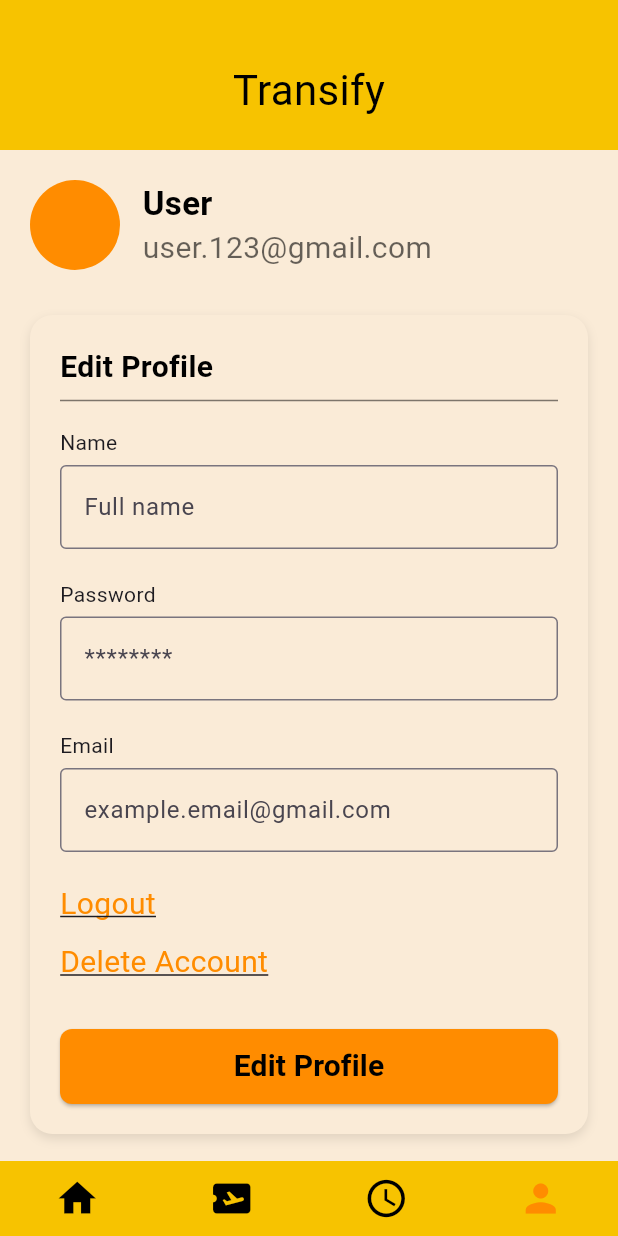
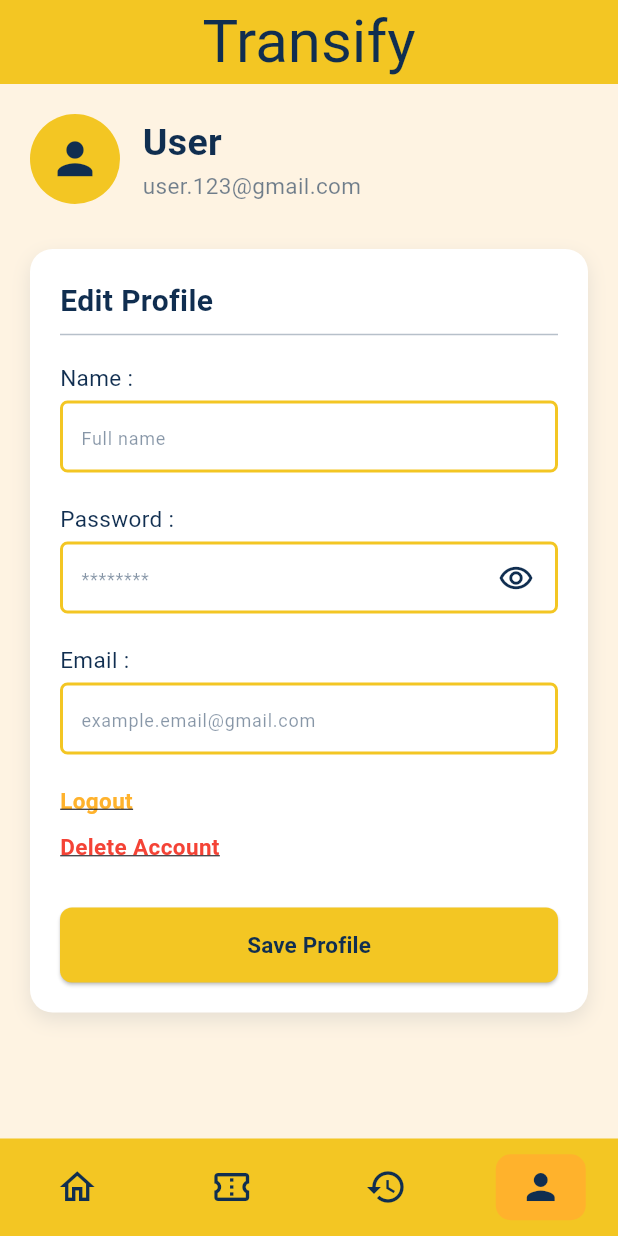
Before and after one commit to SatoshiRenZ/Transify, a Flutter app: the screen it shows after launch, item 4 of the bottom bar chosen, after a tap on "Logout", on a phone screen of 412 x 824 dp. Run offline on Flutter 3.47's test engine with Material 3 defaults, Android fonts, the phone set to English and light mode, and no system bars; our stand-ins replace google_fonts, shared_preferences; Roboto replaces fonts that are missing (Sulphur Point).

Commit message:
Perbaikan tampilan halaman profile

```diff
--- a/lib/main.dart
+++ b/lib/main.dart
@@ -11,7 +11,6 @@
 import 'pages/profile_page.dart';
 import 'pages/login_page.dart';
 import 'pages/signup_page.dart';
-import '../styles/style.dart';
 
 void main() async {
   WidgetsFlutterBinding.ensureInitialized();
--- a/lib/pages/orderpage/order_page.dart
+++ b/lib/pages/orderpage/order_page.dart
@@ -160,7 +160,7 @@
       child: Column(
         crossAxisAlignment: CrossAxisAlignment.start,
         children: [
-          Text('Pilih Jadwal Keberangkatan', style: AppTextStyles.title),
+          Text('Pilih Jadwal Keberangkatan', style: AppTextStyles.mainFont35),
           const SizedBox(height: 30),
 
           // Memilih Rute Bus
--- a/lib/pages/profile_page.dart
+++ b/lib/pages/profile_page.dart
@@ -1,10 +1,9 @@
 import 'package:flutter/material.dart';
 import 'package:shared_preferences/shared_preferences.dart';
 
-import '../styles/profile_style.dart';
-import '../template/temp_profile.dart';
-import '../widgets/profiletextfield.dart';
-
+import '../styles/style.dart';
+import '../widgets/widget_prof.dart';
+import '../template/template.dart';
 
 class ProfilePage extends StatefulWidget {
   const ProfilePage({super.key});
@@ -43,45 +42,55 @@
     await prefs.setString("profile_email", emailController.text);
 
     ScaffoldMessenger.of(context).showSnackBar(
-      const SnackBar(content: Text("Profile saved locally")),
+      SnackBar(
+        content: Text(
+          "Profile saved locally",
+          style: AppTextStyles.mainFont15.copyWith(color: Colors.white),
+        ),
+        backgroundColor: AppColors.secondary,
+      ),
     );
   }
 
   // Your existing builder
   Widget _buildPageContent() {
-    final AppColor style = AppColor();
-
     return SingleChildScrollView(
       padding: const EdgeInsets.symmetric(horizontal: 20.0, vertical: 20.0),
       child: Column(
         children: <Widget>[
-          _buildUserHeader(style),
+          _buildUserHeader(),
           const SizedBox(height: 30),
-          _buildProfileCard(style),
+          _buildProfileCard(),
         ],
       ),
     );
   }
 
-  Widget _buildUserHeader(AppColor style) {
+  Widget _buildUserHeader() {
     return Row(
       crossAxisAlignment: CrossAxisAlignment.center,
       children: <Widget>[
-        const CircleAvatar(
+        CircleAvatar(
           radius: 30,
-          backgroundColor: AppColor.primaryOrange,
+          backgroundColor: AppColors.secondary,
+          child: Icon(Icons.person, size: 35, color: AppColors.mainText),
         ),
         const SizedBox(width: 15),
         Column(
           crossAxisAlignment: CrossAxisAlignment.start,
           children: <Widget>[
-            Text('User', style: style.mainFontLarge.copyWith(fontSize: 22)),
+            Text(
+              nameController.text.isEmpty ? 'User' : nameController.text,
+              style: AppTextStyles.mainFont25.copyWith(
+                fontWeight: FontWeight.bold,
+              ),
+            ),
             Text(
               emailController.text.isEmpty
                   ? 'user.123@gmail.com'
                   : emailController.text,
-              style: style.mainFontMedium.copyWith(
-                color: AppColor.mainTextColor.withOpacity(0.6),
+              style: AppTextStyles.mainFont15.copyWith(
+                color: AppColors.mainText.withOpacity(0.6),
               ),
             ),
           ],
@@ -90,26 +99,30 @@
     );
   }
 
-  Widget _buildProfileCard(AppColor style) {
+  Widget _buildProfileCard() {
     return Container(
       padding: const EdgeInsets.all(20.0),
       decoration: BoxDecoration(
-        color: AppColor.backgroundYellow,
+        color: AppColors.box,
         borderRadius: BorderRadius.circular(15),
         boxShadow: [
           BoxShadow(
-            color: AppColor.mainTextColor.withOpacity(0.1),
-            blurRadius: 5,
-            offset: const Offset(0, 3),
+            color: AppColors.mainText.withOpacity(0.1),
+            blurRadius: 10,
+            offset: const Offset(0, 5),
           ),
         ],
       ),
       child: Column(
         crossAxisAlignment: CrossAxisAlignment.start,
         children: <Widget>[
-          Text('Edit Profile',
-              style: style.mainFontMedium.copyWith(fontWeight: FontWeight.bold)),
-          Divider(color: AppColor.mainTextColor.withOpacity(0.5)),
+          Text(
+            'Edit Profile',
+            style: AppTextStyles.mainFont20.copyWith(
+              fontWeight: FontWeight.bold,
+            ),
+          ),
+          Divider(color: AppColors.mainText.withOpacity(0.3)),
           const SizedBox(height: 10),
 
           // Inject controllers
@@ -136,24 +149,30 @@
           const SizedBox(height: 20),
 
           GestureDetector(
-            onTap: () {},
+            onTap: () {
+              // TODO: Implement logout functionality
+            },
             child: Text(
               'Logout',
-              style: style.mainFontMedium.copyWith(
-                color: AppColor.primaryOrange,
+              style: AppTextStyles.mainFont15.copyWith(
+                color: AppColors.hover,
                 decoration: TextDecoration.underline,
+                fontWeight: FontWeight.bold,
               ),
             ),
           ),
           const SizedBox(height: 10),
 
           GestureDetector(
-            onTap: () {},
+            onTap: () {
+              // TODO: Implement delete account functionality
+            },
             child: Text(
               'Delete Account',
-              style: style.mainFontMedium.copyWith(
-                color: AppColor.primaryOrange,
+              style: AppTextStyles.mainFont15.copyWith(
+                color: Colors.red,
                 decoration: TextDecoration.underline,
+                fontWeight: FontWeight.bold,
               ),
             ),
           ),
@@ -163,16 +182,17 @@
             width: double.infinity,
             height: 50,
             child: ElevatedButton(
-              onPressed: _saveProfile, // Save button
+              onPressed: _saveProfile,
               style: ElevatedButton.styleFrom(
-                backgroundColor: AppColor.primaryOrange,
+                backgroundColor: AppColors.secondary,
                 shape: RoundedRectangleBorder(
-                    borderRadius: BorderRadius.circular(8)),
+                  borderRadius: BorderRadius.circular(8),
+                ),
               ),
               child: Text(
-                'Edit Profile',
-                style: style.mainFontMedium.copyWith(
-                  color: AppColor.mainTextColor,
+                'Save Profile',
+                style: AppTextStyles.mainFont15.copyWith(
+                  color: AppColors.mainText,
                   fontWeight: FontWeight.bold,
                 ),
               ),
@@ -183,10 +203,36 @@
     );
   }
 
+  void onItemTapped(int index) {
+    final String? currentRoute = ModalRoute.of(context)?.settings.name;
+    String destinationRoute;
+    switch (index) {
+      case 0:
+        destinationRoute = '/home';
+        break;
+      case 1:
+        destinationRoute = '/order';
+        break;
+      case 2:
+        destinationRoute = '/history';
+        break;
+      case 3:
+        destinationRoute = '/profile';
+        break;
+      default:
+        return;
+    }
+    if (currentRoute != destinationRoute) {
+      Navigator.pushReplacementNamed(context, destinationRoute);
+    }
+  }
+
   @override
   Widget build(BuildContext context) {
-    return AppTemplate(
-      bodyWidget: _buildPageContent(),
+    return TemplatePage(
+      currentIndex: 3, // Profile page is at index 3
+      onIndexChanged: onItemTapped,
+      child: SafeArea(child: _buildPageContent()),
     );
   }
 }
--- a/lib/styles/profile_style.dart
+++ /dev/null
@@ -1,40 +0,0 @@
-import 'package:flutter/material.dart';
-import 'package:google_fonts/google_fonts.dart';
-
-class AppColor {
-  // Primary colors
-  static const Color primaryOrange = Color(0xFFFF8C00);
-  static const Color appBarYellow = Color(0xFFF7C300);
-  static const Color backgroundYellow = Color(0xFFFAEBD7);
-
-  static const Color mainTextColor = Colors.black;
-
-
-  TextStyle appBarTitle = GoogleFonts.irishGrover(
-    fontSize: 40.0,
-    fontWeight: FontWeight.normal,
-    color: mainTextColor,
-  );
-
-  // Main font: "Sulphur Point", 35px
-  TextStyle mainFontLarge = GoogleFonts.sulphurPoint(
-    fontSize: 35.0,
-    color: mainTextColor,
-    fontWeight: FontWeight.bold,
-  );
-
-// Main font: "Sulphur Point", 20px
-TextStyle mainFontMedium = GoogleFonts.sulphurPoint(
-  fontSize: 20.0,
-  color: mainTextColor,
-  fontWeight: FontWeight.normal,
-);
-
-// Main font: "Sulphur Point", 15px
-TextStyle mainFontSmall = GoogleFonts.sulphurPoint(
-  fontSize: 15.0,
-  color: mainTextColor,
-  fontWeight: FontWeight.normal,
-);
-
-}
--- a/lib/template/temp_profile.dart
+++ /dev/null
@@ -1,68 +0,0 @@
-import 'package:flutter/material.dart';
-import '../styles/profile_style.dart';
-
-class AppTemplate extends StatelessWidget {
-  final Widget bodyWidget;
-
-  const AppTemplate({
-    super.key,
-    required this.bodyWidget,
-  });
-
-  // Helper method for the Top Header (Transify)
-  Widget _buildAppHeader() {
-    final AppColor style = AppColor();
-
-    return Container(
-      padding: const EdgeInsets.only(top: 40, bottom: 20),
-      color: AppColor.appBarYellow,
-      width: double.infinity,
-      child: Center(
-        child: Text(
-          'Transify',
-          style: style.appBarTitle.copyWith(fontSize: 28), // Use your defined AppBar style
-        ),
-      ),
-    );
-  }
-
-  // Helper method for the Bottom Navigation Bar
-  Widget _buildBottomNavBar() {
-    return Container(
-      color: AppColor.appBarYellow,
-      padding: const EdgeInsets.symmetric(vertical: 10),
-      child: Row(
-        mainAxisAlignment: MainAxisAlignment.spaceAround,
-        children: <Widget>[
-          // Home, Order, History icons (assuming they are inactive/black)
-          Icon(Icons.home, size: 30, color: AppColor.mainTextColor),
-          Icon(Icons.airplane_ticket, size: 30, color: AppColor.mainTextColor),
-          Icon(Icons.access_time, size: 30, color: AppColor.mainTextColor),
-          // Highlighted profile icon (Active/Orange)
-          Icon(Icons.person, size: 30, color: AppColor.primaryOrange),
-        ],
-      ),
-    );
-  }
-
-  @override
-  Widget build(BuildContext context) {
-    return Scaffold(
-      backgroundColor: AppColor.backgroundYellow,
-      body: Column(
-        children: <Widget>[
-          // 1. Header
-          _buildAppHeader(),
-
-          // 2. Main Content (Passed in by the page)
-          Expanded(
-            child: bodyWidget,
-          ),
-
-          // 3. Bottom Navigation Bar
-          _buildBottomNavBar(),
-        ],
-      ),
-    );
-  }
-}
--- a/lib/template/template.dart
+++ b/lib/template/template.dart
@@ -4,47 +4,36 @@
 import '../styles/style.dart';
 
 class TemplatePage extends StatelessWidget {
+  final Widget child;
   final int currentIndex;
-  final void Function(int) onIndexChanged;
-  final Widget child;
+  final ValueChanged<int>? onIndexChanged;
+  final bool showAppBar;
+  final bool showBottomNav;
 
   const TemplatePage({
     Key? key,
-    required this.currentIndex,
-    required this.onIndexChanged,
     required this.child,
+    this.currentIndex = 0,
+    this.onIndexChanged,
+    this.showAppBar = true,
+    this.showBottomNav = true,
   }) : super(key: key);
 
   @override
   Widget build(BuildContext context) {
     return Scaffold(
-      body: child,
-      bottomNavigationBar: BottomNavigationBar(
-        currentIndex: currentIndex,
-        onTap: onIndexChanged,
-        type: BottomNavigationBarType.fixed,
-        selectedItemColor: Colors.black,
-        unselectedItemColor: Colors.grey[600],
-        backgroundColor: const Color(0xFFFFD700), // Warna kuning keemasan
-        items: [
-          BottomNavigationBarItem(
-            icon: Icon(Icons.home),
-            label: 'Home',
-          ),
-          BottomNavigationBarItem(
-            icon: Icon(Icons.shopping_cart),
-            label: 'Order',
-          ),
-          BottomNavigationBarItem(
-            icon: Icon(Icons.access_time),
-            label: 'History',
-          ),
-          BottomNavigationBarItem(
-            icon: Icon(Icons.person),
-            label: 'Profile',
-          ),
-        ],
-      ),
+      backgroundColor:
+        AppColors.primary,
+      appBar:
+        showAppBar
+          ? const CustomAppBar()
+          : null,
+      body:
+        child,
+          bottomNavigationBar: showBottomNav && onIndexChanged != null ? CustomBottomNavBar(
+            currentIndex: currentIndex,
+            onTap: onIndexChanged!,
+          ) : null,
     );
   }
 }
--- a/lib/widgets/widget_prof.dart
+++ b/lib/widgets/widget_prof.dart
@@ -1,50 +1,57 @@
 import 'package:flutter/material.dart';
-import '../styles/profile_style.dart';
+import '../styles/style.dart';
 
 class ProfileTextField extends StatelessWidget {
   final String labelText;
   final String hintText;
   final bool isPassword;
+  final TextEditingController? controller;
 
   const ProfileTextField({
     super.key,
     required this.labelText,
     required this.hintText,
     this.isPassword = false,
+    this.controller,
   });
 
   @override
   Widget build(BuildContext context) {
-    // Instantiate AppColor to access TextStyles and Colors
-    final AppColor style = AppColor();
-
     return Column(
       crossAxisAlignment: CrossAxisAlignment.start,
       children: <Widget>[
-        Text(
-          '$labelText :',
-          style: style.mainFontMedium, // Use a defined TextStyle
-        ),
+        Text('$labelText :', style: AppTextStyles.mainFont15),
         const SizedBox(height: 5),
         TextField(
+          controller: controller,
           obscureText: isPassword,
           decoration: InputDecoration(
             hintText: hintText,
-            // Custom border color (Orange)
+            hintStyle: AppTextStyles.mainFont12.copyWith(
+              color: AppColors.mainText.withOpacity(0.5),
+            ),
             enabledBorder: OutlineInputBorder(
-              borderSide: const BorderSide(color: AppColor.primaryOrange, width: 2.0),
+              borderSide: const BorderSide(
+                color: AppColors.secondary,
+                width: 2.0,
+              ),
               borderRadius: BorderRadius.circular(5.0),
             ),
             focusedBorder: OutlineInputBorder(
-              borderSide: const BorderSide(color: AppColor.primaryOrange, width: 2.0),
+              borderSide: const BorderSide(color: AppColors.hover, width: 2.0),
               borderRadius: BorderRadius.circular(5.0),
             ),
-            contentPadding: const EdgeInsets.symmetric(horizontal: 10, vertical: 10),
-            // Eye icon for the password field
+            contentPadding: const EdgeInsets.symmetric(
+              horizontal: 10,
+              vertical: 10,
+            ),
             suffixIcon: isPassword
                 ? Padding(
                     padding: const EdgeInsets.only(right: 8.0),
-                    child: Icon(Icons.remove_red_eye_outlined, color: AppColor.mainTextColor),
+                    child: Icon(
+                      Icons.remove_red_eye_outlined,
+                      color: AppColors.mainText,
+                    ),
                   )
                 : null,
           ),
--- a/pubspec.yaml
+++ b/pubspec.yaml
@@ -28,7 +28,6 @@
 # the latest version available on pub.dev. To see which dependencies have newer
 # versions available, run `flutter pub outdated`.
 dependencies:
-  shared_preferences: ^2.2.1
   flutter:
     sdk: flutter
   google_fonts: ^6.2.1
@@ -39,11 +38,13 @@
   # The following adds the Cupertino Icons font to your application.
   # Use with the CupertinoIcons class for iOS style icons.
   cupertino_icons: ^1.0.8
+  shared_preferences: ^2.3.3
+  provider: ^6.1.5+1
 
 dev_dependencies:
   flutter_test:
     sdk: flutter
-  shared_preferences: ^2.2.2
+
   # The "flutter_lints" package below contains a set of recommended lints to
   # encourage good coding practices. The lint set provided by the package is
   # activated in the `analysis_options.yaml` file located at the root of your
```
Also changed, not shown: pubspec.lock.
